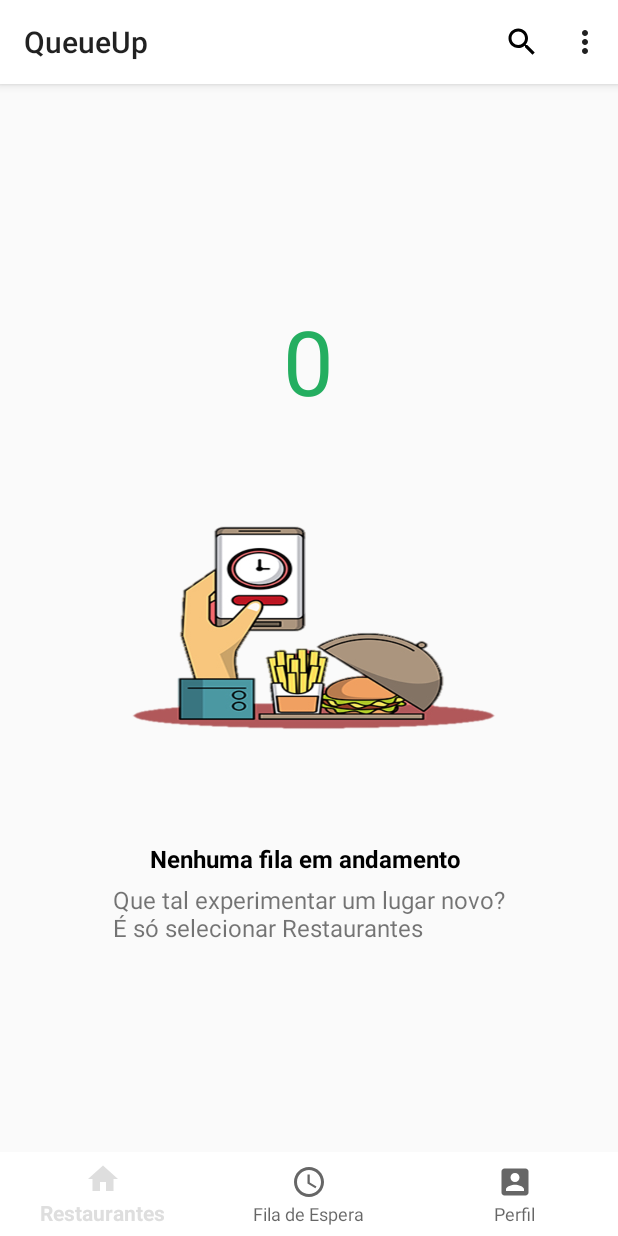
After one commit to FranciscoSViana/QueueupSemestreFinalKotlin, an Android app: the QueueTimeActivity screen opened directly, with no data from a screen before it, on a phone screen of 412 x 824 dp. The commit adds this screen. Run offline under Robolectric (Android 15) with nearby library versions, the phone set to English and light mode, and no system bars.

Commit message:
Tela: Posição da fila e Modal QRCode

```diff
--- /dev/null
+++ b/QueueUp/app/src/main/java/com/example/queueup/view/QueueTimeActivity.kt
@@ -0,0 +1,35 @@
+package com.example.queueup.view
+
+import android.content.Intent
+import androidx.appcompat.app.AppCompatActivity
+import android.os.Bundle
+import com.example.queueup.R
+import com.google.android.material.bottomnavigation.BottomNavigationView
+
+class QueueTimeActivity : AppCompatActivity() {
+    override fun onCreate(savedInstanceState: Bundle?) {
+        super.onCreate(savedInstanceState)
+        setContentView(R.layout.activity_queue_time)
+        setSupportActionBar(findViewById(R.id.toolbar_userhomepage))
+        //configurações do menu
+        val bottomNavigationView = findViewById<BottomNavigationView>(R.id.bottom_navigation).also {
+            it.selectedItemId = R.id.navigationRestaurant
+        }
+
+        bottomNavigationView.setOnNavigationItemSelectedListener{
+            when (it.itemId){
+                R.id.navigationFila -> {
+                    val intent = Intent(this, QueueTimeActivity::class.java)
+                    startActivity(intent)
+                    true
+                }
+                R.id.navigationRestaurant ->{
+                    val intent2 = Intent(this, UserHomePageActivity::class.java)
+                    startActivity(intent2)
+                    true
+                }
+                else -> false
+            }
+        }
+    }
+}
--- /dev/null
+++ b/QueueUp/app/src/main/res/layout/activity_queue_time.xml
@@ -0,0 +1,74 @@
+<?xml version="1.0" encoding="utf-8"?>
+<androidx.constraintlayout.widget.ConstraintLayout xmlns:android="http://schemas.android.com/apk/res/android"
+    xmlns:app="http://schemas.android.com/apk/res-auto"
+    xmlns:tools="http://schemas.android.com/tools"
+    android:layout_width="match_parent"
+    android:layout_height="match_parent"
+    tools:context="com.example.queueup.view.QueueTimeActivity">
+
+
+    <include
+        android:id="@+id/toolbar"
+        layout="@layout/toolbar">
+    </include>
+
+<LinearLayout
+    android:layout_width="fill_parent"
+    android:layout_height="wrap_content"
+    android:orientation="vertical"
+    app:layout_constraintBottom_toTopOf="@+id/layout_btmenu"
+    app:layout_constraintTop_toBottomOf="@+id/toolbar">
+
+    <TextView
+        android:layout_marginTop="5dp"
+        android:layout_width="wrap_content"
+        android:layout_height="wrap_content"
+        android:id="@+id/posicao_fila"
+        android:text="0"
+        android:textSize="60sp"
+        android:textColor="@color/colorAccent"
+        android:layout_gravity="center_horizontal"
+        />
+    <ImageView
+        android:layout_marginTop="15dp"
+        android:layout_width="250dp"
+        android:layout_height="250dp"
+        android:layout_gravity="center_horizontal"
+        android:src="@drawable/queuetime"/>
+<!--    Necessita mudar o texto conforme a posição-->
+    <TextView
+        android:layout_marginTop="15dp"
+        android:id="@+id/tv_textofila"
+        android:layout_width="wrap_content"
+        android:layout_height="wrap_content"
+        android:text="Nenhuma fila em andamento "
+        android:textStyle="bold"
+        android:textColor="#000000"
+        android:layout_gravity="center_horizontal"
+        android:textSize="16sp"/>
+    <TextView
+        android:layout_marginTop="5dp"
+        android:id="@+id/tv_textofilainfo"
+        android:layout_width="wrap_content"
+        android:layout_height="wrap_content"
+        android:text="Que tal experimentar um lugar novo?\nÉ só selecionar Restaurantes"
+        android:layout_gravity="center_horizontal"
+        android:textSize="16sp"/>
+</LinearLayout>
+
+    <LinearLayout
+        android:id="@+id/layout_btmenu"
+        android:layout_width="wrap_content"
+        android:layout_height="wrap_content"
+        app:layout_constraintBottom_toBottomOf="parent">
+
+        <com.google.android.material.bottomnavigation.BottomNavigationView
+            android:id="@+id/bottom_navigation"
+            android:layout_width="match_parent"
+            android:layout_height="wrap_content"
+            android:background="@color/colorPrimaryToolbar"
+            app:menu="@menu/bottom_navigation" />
+    </LinearLayout>
+
+
+</androidx.constraintlayout.widget.ConstraintLayout>
```
Also changed, not shown: QueueUp/app/src/main/AndroidManifest.xml (+6 -1 lines), QueueUp/app/src/main/java/com/example/queueup/view/LoginActivity.kt (+16 -0 lines), QueueUp/app/src/main/java/com/example/queueup/view/UserHomePageActivity.kt (+22 -0 lines), QueueUp/app/src/main/java/com/example/queueup/viewmodel/FilaFragment.kt (deleted, +0 -24 lines), QueueUp/app/src/main/res/layout/activity_restaurant_list.xml (+12 -6 lines), QueueUp/app/src/main/res/layout/fragment_fila.xml (deleted, +0 -13 lines), QueueUp/app/src/main/res/layout/modal_queuetime.xml (added, +60 -0 lines), QueueUp/app/src/main/res/drawable/qrcodeexemplo.png (added), QueueUp/app/src/main/res/drawable/queuetime.png (added).
